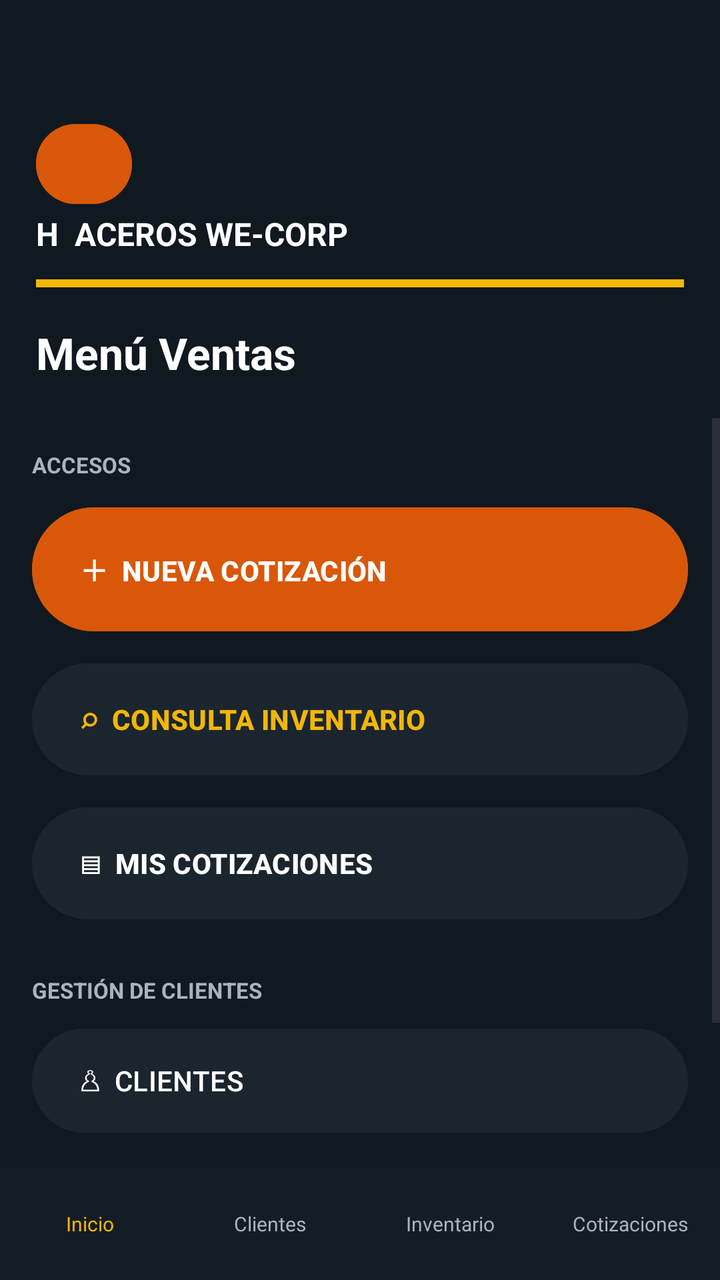
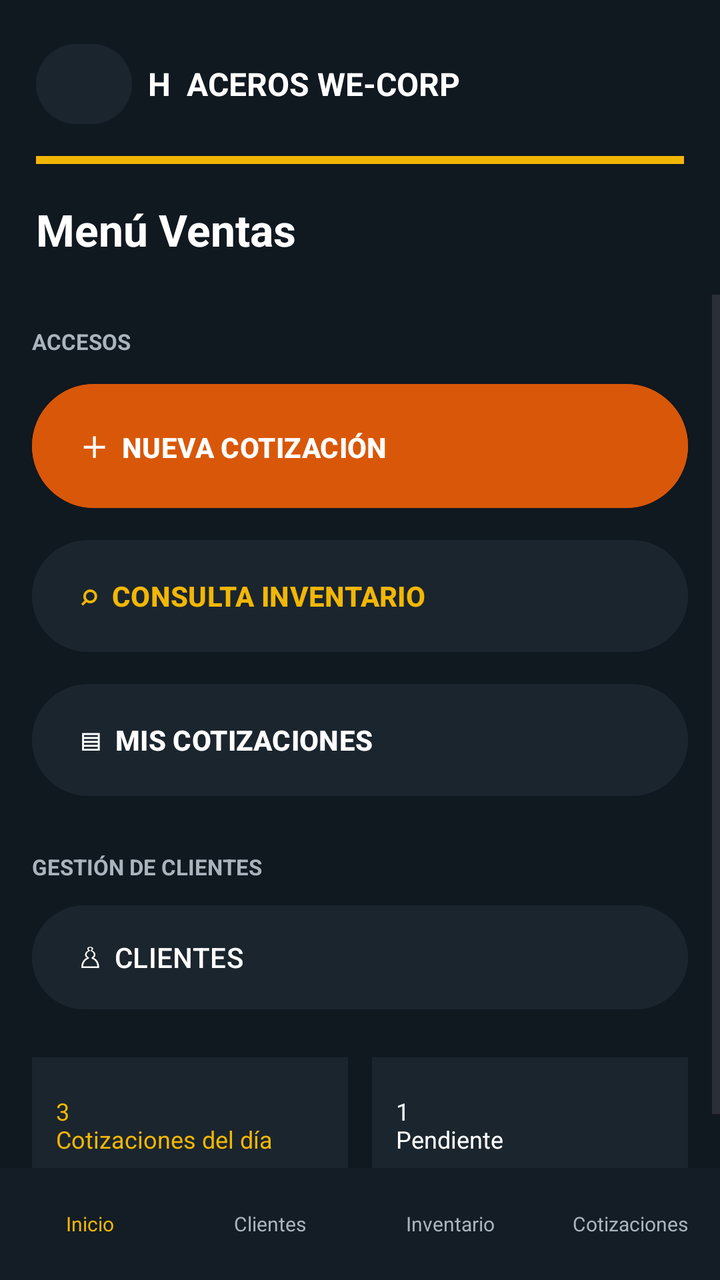

Two renders of the same Android screen: before a commit and after it. Below are the layout's source before the change and the commit's diff.
<!-- AndroidManifest.xml: application theme Theme.Aceroswecorp -->
<!-- res/layout/activity_menu_ventas.xml -->
<?xml version="1.0" encoding="utf-8"?>
<LinearLayout xmlns:android="http://schemas.android.com/apk/res/android"
    android:id="@+id/screen_root"
    android:layout_width="match_parent"
    android:layout_height="match_parent"
    android:background="#101820"
    android:orientation="vertical">

    <LinearLayout
        android:layout_width="match_parent"
        android:layout_height="wrap_content"
        android:background="#101820"
        android:orientation="vertical"
        android:padding="18dp">

        <Button
            android:id="@+id/screen_back"
            android:layout_width="48dp"
            android:layout_height="48dp"
            android:backgroundTint="#D95708"
            android:contentDescription="@string/back"
            android:layout_marginTop="40dp"
            android:text="@string/back_arrow"
            android:textColor="#FFFFFF"
            android:textSize="24sp" />

        <TextView
            android:layout_width="wrap_content"
            android:layout_height="wrap_content"
            android:text="H  ACEROS WE-CORP"
            android:textColor="#FFFFFF"
            android:textSize="16sp"
            android:textStyle="bold" />

        <TextView
            android:layout_width="match_parent"
            android:layout_height="4dp"
            android:layout_marginTop="12dp"
            android:background="#F2B705" />

        <TextView
            android:layout_width="match_parent"
            android:layout_height="wrap_content"
            android:layout_marginTop="18dp"
            android:text="Menú Ventas"
            android:textColor="#FFFFFF"
            android:textSize="22sp"
            android:textStyle="bold" />
    </LinearLayout>

    <ScrollView
        android:layout_width="match_parent"
        android:layout_height="0dp"
        android:layout_weight="1">

        <LinearLayout
            android:layout_width="match_parent"
            android:layout_height="wrap_content"
            android:orientation="vertical"
            android:padding="16dp">

            <TextView
                android:layout_width="match_parent"
                android:layout_height="wrap_content"
                android:text="ACCESOS"
                android:textColor="#AAB4BC"
                android:textSize="11sp"
                android:textStyle="bold" />

            <Button
                android:id="@+id/button_new_quote"
                android:layout_width="match_parent"
                android:layout_height="70dp"
                android:layout_marginTop="10dp"
                android:backgroundTint="#D95708"
                android:gravity="start|center_vertical"
                android:text="＋  NUEVA COTIZACIÓN"
                android:textColor="#FFFFFF"
                android:textStyle="bold" />

            <Button
                android:id="@+id/button_inventory"
                android:layout_width="match_parent"
                android:layout_height="64dp"
                android:layout_marginTop="8dp"
                android:backgroundTint="#1B252E"
                android:gravity="start|center_vertical"
                android:text="⌕  CONSULTA INVENTARIO"
                android:textColor="#F2B705"
                android:textStyle="bold" />

            <Button
                android:id="@+id/button_my_quotes"
                android:layout_width="match_parent"
                android:layout_height="64dp"
                android:layout_marginTop="8dp"
                android:backgroundTint="#1B252E"
                android:gravity="start|center_vertical"
                android:text="▤  MIS COTIZACIONES"
                android:textColor="#FFFFFF"
                android:textStyle="bold" />

            <TextView
                android:layout_width="match_parent"
                android:layout_height="wrap_content"
                android:layout_marginTop="24dp"
                android:text="GESTIÓN DE CLIENTES"
                android:textColor="#AAB4BC"
                android:textSize="11sp"
                android:textStyle="bold" />

            <Button
                android:id="@+id/button_clients"
                android:layout_width="match_parent"
                android:layout_height="60dp"
                android:layout_marginTop="8dp"
                android:backgroundTint="#1B252E"
                android:gravity="start|center_vertical"
                android:text="♙  CLIENTES"
                android:textColor="#FFFFFF" />

            <LinearLayout
                android:layout_width="match_parent"
                android:layout_height="wrap_content"
                android:layout_marginTop="20dp"
                android:orientation="horizontal">

                <TextView
                    android:layout_width="0dp"
                    android:layout_height="68dp"
                    android:layout_marginEnd="6dp"
                    android:layout_weight="1"
                    android:background="#1B252E"
                    android:gravity="center_vertical"
                    android:padding="12dp"
                    android:text="3\nCotizaciones del día"
                    android:textColor="#F2B705"
                    android:textSize="12sp" />

                <TextView
                    android:layout_width="0dp"
                    android:layout_height="68dp"
                    android:layout_marginStart="6dp"
                    android:layout_weight="1"
                    android:background="#1B252E"
                    android:gravity="center_vertical"
                    android:padding="12dp"
                    android:text="1\nPendiente"
                    android:textColor="#FFFFFF"
                    android:textSize="12sp" />
            </LinearLayout>
        </LinearLayout>
    </ScrollView>

    <LinearLayout
        android:layout_width="match_parent"
        android:layout_height="56dp"
        android:background="#141D25"
        android:gravity="center"
        android:orientation="horizontal">

        <TextView android:id="@+id/nav_inicio" android:layout_width="0dp" android:layout_height="match_parent" android:layout_weight="1" android:gravity="center" android:text="Inicio" android:textColor="#F2B705" android:textSize="10sp" />
        <TextView android:id="@+id/nav_clientes" android:layout_width="0dp" android:layout_height="match_parent" android:layout_weight="1" android:gravity="center" android:text="Clientes" android:textColor="#AAB4BC" android:textSize="10sp" />
        <TextView android:id="@+id/nav_inventario" android:layout_width="0dp" android:layout_height="match_parent" android:layout_weight="1" android:gravity="center" android:text="Inventario" android:textColor="#AAB4BC" android:textSize="10sp" />
        <TextView android:id="@+id/nav_cotizaciones" android:layout_width="0dp" android:layout_height="match_parent" android:layout_weight="1" android:gravity="center" android:text="Cotizaciones" android:textColor="#AAB4BC" android:textSize="10sp" />
    </LinearLayout>
</LinearLayout>
<!-- resources referenced by this layout -->
<resources>
  <string name="back">Volver</string>
  <string name="back_arrow">‹</string>
  <style name="Theme.Aceroswecorp" parent="Base.Theme.Aceroswecorp" />
  <style name="Base.Theme.Aceroswecorp" parent="Theme.Material3.DayNight.NoActionBar">
          
          
      </style>
</resources>

<!-- the commit's change to res/layout/activity_menu_ventas.xml (unified diff, before → after) -->
@@ -13,24 +13,31 @@
         android:orientation="vertical"
         android:padding="18dp">
 
-        <Button
-            android:id="@+id/screen_back"
-            android:layout_width="48dp"
-            android:layout_height="48dp"
-            android:backgroundTint="#D95708"
-            android:contentDescription="@string/back"
-            android:layout_marginTop="40dp"
-            android:text="@string/back_arrow"
-            android:textColor="#FFFFFF"
-            android:textSize="24sp" />
+        <LinearLayout
+            android:layout_width="match_parent"
+            android:layout_height="wrap_content"
+            android:gravity="center_vertical"
+            android:orientation="horizontal">
 
-        <TextView
-            android:layout_width="wrap_content"
-            android:layout_height="wrap_content"
-            android:text="H  ACEROS WE-CORP"
-            android:textColor="#FFFFFF"
-            android:textSize="16sp"
-            android:textStyle="bold" />
+            <Button
+                android:id="@+id/screen_back"
+                android:layout_width="48dp"
+                android:layout_height="48dp"
+                android:backgroundTint="#1B252E"
+                android:contentDescription="@string/back"
+                android:text="@string/back_arrow"
+                android:textColor="#FFFFFF"
+                android:textSize="24sp" />
+
+            <TextView
+                android:layout_width="wrap_content"
+                android:layout_height="wrap_content"
+                android:layout_marginStart="8dp"
+                android:text="H  ACEROS WE-CORP"
+                android:textColor="#FFFFFF"
+                android:textSize="16sp"
+                android:textStyle="bold" />
+        </LinearLayout>
 
         <TextView
             android:layout_width="match_parent"
